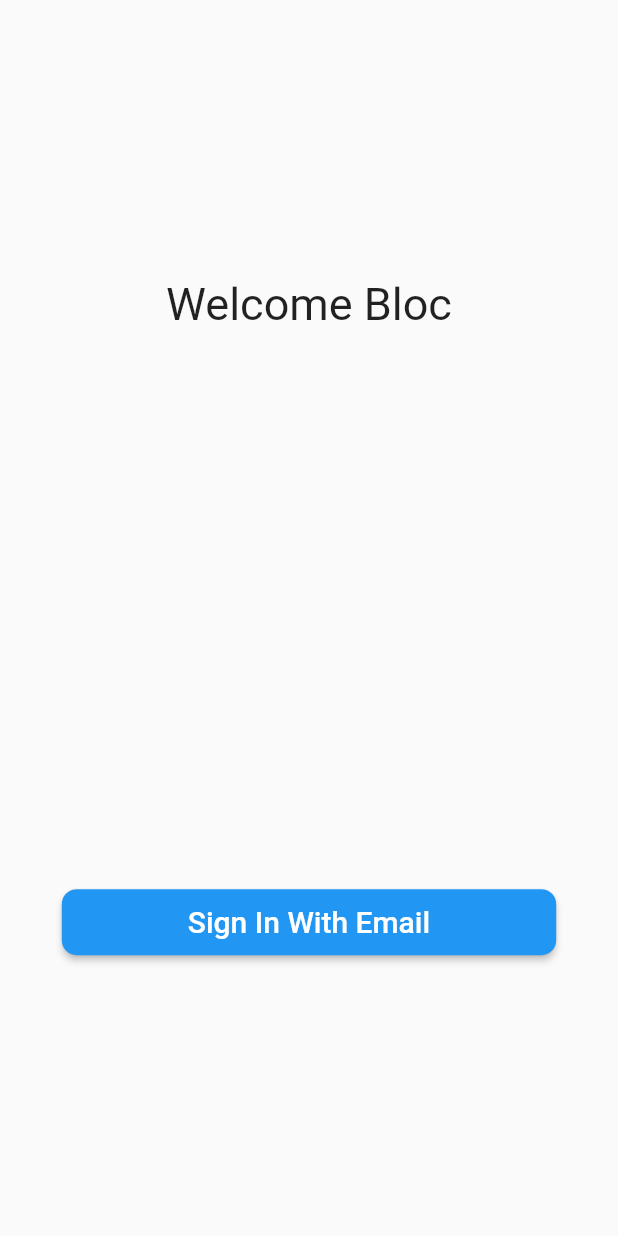
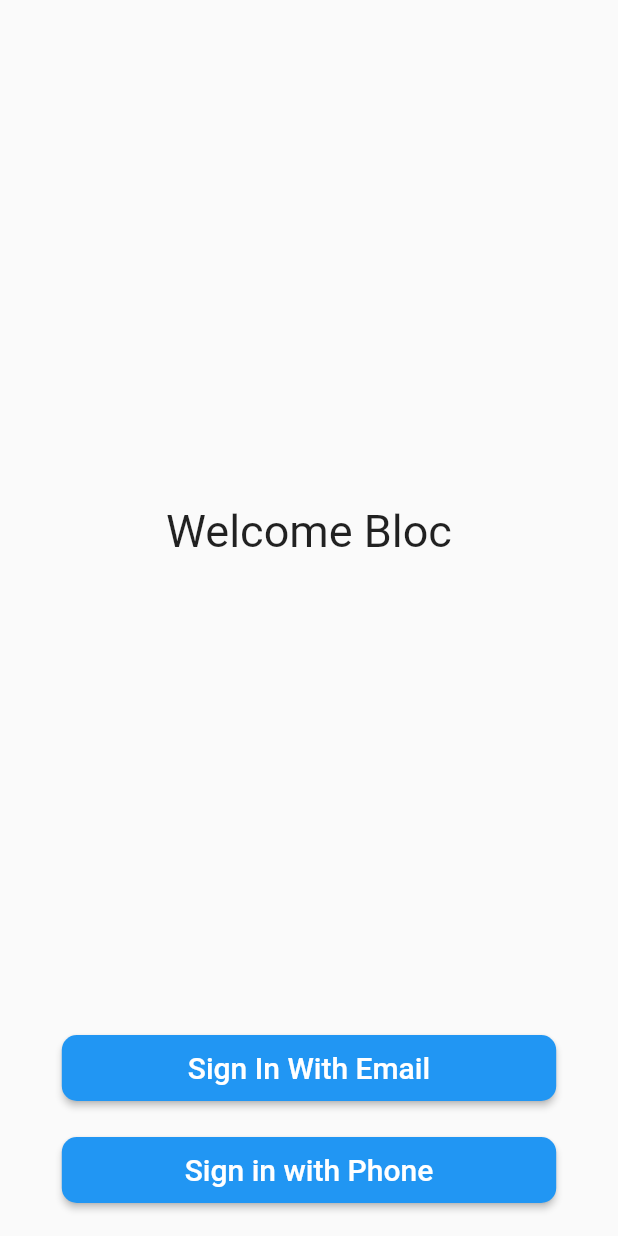
Before and after one commit to bilawalmehmood/Authentication-Using-Bloc, a Flutter app: the screen it shows after launch, on a phone screen of 412 x 824 dp. Run offline on Flutter 3.47's test engine with Material 2 defaults, Android fonts, the phone set to English and light mode, and no system bars; our stand-ins replace email_validator, firebase_auth, firebase_core, flutter_bloc; accounts and stored records are empty.

Commit message:
add phone authentication

```diff
--- a/lib/main.dart
+++ b/lib/main.dart
@@ -1,8 +1,14 @@
+import 'package:authenticatio_with_bloc/res/app_routes.dart';
+import 'package:firebase_core/firebase_core.dart';
 import 'package:flutter/material.dart';
-import 'screens/auth/welcome_sreen.dart';
 
-void main() {
+import 'firebase_options.dart';
+
+Future<void> main() async {
   WidgetsFlutterBinding.ensureInitialized();
+  await Firebase.initializeApp(
+    options: DefaultFirebaseOptions.currentPlatform,
+  );
   runApp(const MyApp());
 }
 
@@ -18,7 +24,8 @@ class MyApp extends StatelessWidget {
       theme: ThemeData(
         primarySwatch: Colors.blue,
       ),
-      home: const WelcomeScreen(),
+      onGenerateRoute: AppRoutes.onGenratedRoute,
+      initialRoute: "/welcome_sreen",
     );
   }
 }
--- /dev/null
+++ b/lib/res/app_routes.dart
@@ -0,0 +1,51 @@
+import 'package:authenticatio_with_bloc/screens/auth/bloc/auth_bloc.dart';
+import 'package:authenticatio_with_bloc/screens/auth/sign_in_screen.dart';
+import 'package:authenticatio_with_bloc/screens/auth/sign_in_with_phone_screen.dart';
+import 'package:authenticatio_with_bloc/screens/auth/verify_otp_screen.dart';
+import 'package:authenticatio_with_bloc/screens/auth/welcome_sreen.dart';
+import 'package:flutter/material.dart';
+import 'package:flutter_bloc/flutter_bloc.dart';
+
+import '../screens/auth/cubit/auth_cubit.dart';
+import '../screens/home/home_screen.dart';
+
+class AppRoutes {
+  static Route? onGenratedRoute(RouteSettings settings) {
+    switch (settings.name) {
+      case "/welcome_sreen":
+        return MaterialPageRoute(
+          builder: (ctd) => const WelcomeScreen(),
+        );
+      case "/sign_in_screen":
+        return MaterialPageRoute(
+          builder: (ctd) => BlocProvider(
+            create: (context) => AuthBloc(),
+            child: SignInScreen(),
+          ),
+        );
+      case "/sign_in_with_phone_screen":
+        return MaterialPageRoute(
+          builder: (ctd) => BlocProvider(
+            create: (context) => AuthCubit(),
+            child: SignInWithPhoneScreen(),
+          ),
+        );
+      case "/verify_otp_screen":
+        String verificationId = settings.arguments as String;
+        return MaterialPageRoute(
+          builder: (ctd) => BlocProvider(
+            create: (context) => AuthCubit(),
+            child: VerifyOtpScreen(
+              verificationId: verificationId,
+            ),
+          ),
+        );
+      case "/home_sc122345reen":
+        return MaterialPageRoute(
+          builder: (ctd) => const HomeScreen(),
+        );
+      default:
+        return null;
+    }
+  }
+}
--- a/lib/screens/auth/welcome_sreen.dart
+++ b/lib/screens/auth/welcome_sreen.dart
@@ -1,8 +1,5 @@
 import 'package:flutter/material.dart';
-import 'package:flutter_bloc/flutter_bloc.dart';
-import 'bloc/auth_bloc.dart';
 import 'components/auth_button.dart';
-import 'sign_in_screen.dart';
 
 class WelcomeScreen extends StatelessWidget {
   const WelcomeScreen({super.key});
@@ -10,26 +7,32 @@ class WelcomeScreen extends StatelessWidget {
   @override
   Widget build(BuildContext context) {
     return Scaffold(
-      body: Center(
+      body: Padding(
+        padding: const EdgeInsets.symmetric(vertical: 20),
         child: Column(
-          crossAxisAlignment: CrossAxisAlignment.center,
-          mainAxisAlignment: MainAxisAlignment.spaceAround,
           children: [
-            const Text(
-              "Welcome Bloc",
-              style: TextStyle(fontSize: 30),
+            Expanded(
+              child: Container(
+                alignment: Alignment.center,
+                width: double.infinity,
+                child: const Text(
+                  "Welcome Bloc",
+                  style: TextStyle(fontSize: 30),
+                ),
+              ),
             ),
             AuthButton(
               onPressed: () {
-                Navigator.push(context, MaterialPageRoute(builder: (ctd) {
-                  return BlocProvider(
-                    create: (context) => AuthBloc(),
-                    child: SignInScreen(),
-                  );
-                }));
+                Navigator.pushNamed(context, "/sign_in_screen");
               },
               name: "Sign In With Email",
-            )
+            ),
+            const SizedBox(height: 20),
+            AuthButton(
+                onPressed: () {
+                  Navigator.pushNamed(context, "/sign_in_with_phone_screen");
+                },
+                name: "Sign in with Phone")
           ],
         ),
       ),
--- a/pubspec.yaml
+++ b/pubspec.yaml
@@ -37,6 +37,8 @@ dependencies:
   cupertino_icons: ^1.0.2
   flutter_bloc: ^8.1.2
   email_validator: ^2.1.17
+  firebase_auth: ^4.3.0
+  firebase_core: ^2.8.0
 
 dev_dependencies:
   flutter_test:
```
Also changed, not shown: lib/screens/auth/components/auth_field.dart (+13 -6 lines), lib/screens/auth/cubit/auth_cubit.dart (added, +66 -0 lines), lib/screens/auth/cubit/auth_state.dart (added, +27 -0 lines), lib/screens/auth/sign_in_with_phone_screen.dart (added, +62 -0 lines), lib/screens/auth/verify_otp_screen.dart (added, +63 -0 lines), lib/screens/home/home_screen.dart (added, +16 -0 lines), lib/services/firebase/auth_services.dart (added, +47 -0 lines), lib/firebase_options.dart (added), lib/res/app_constants.dart (added), pubspec.lock, 2 other files.
